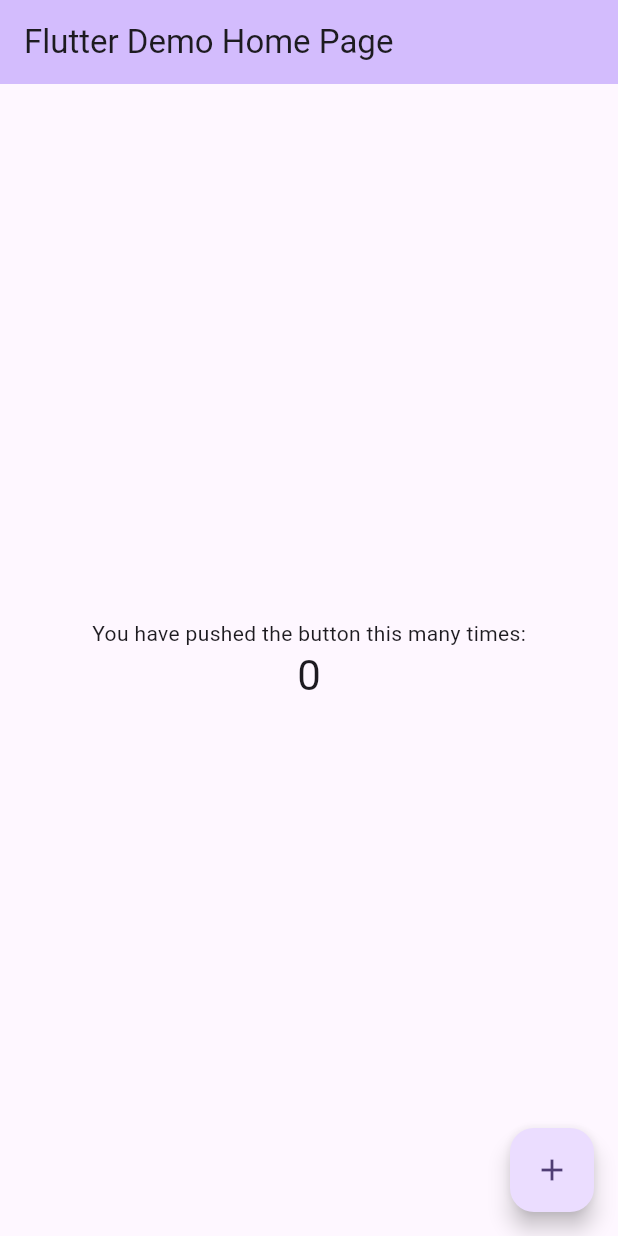
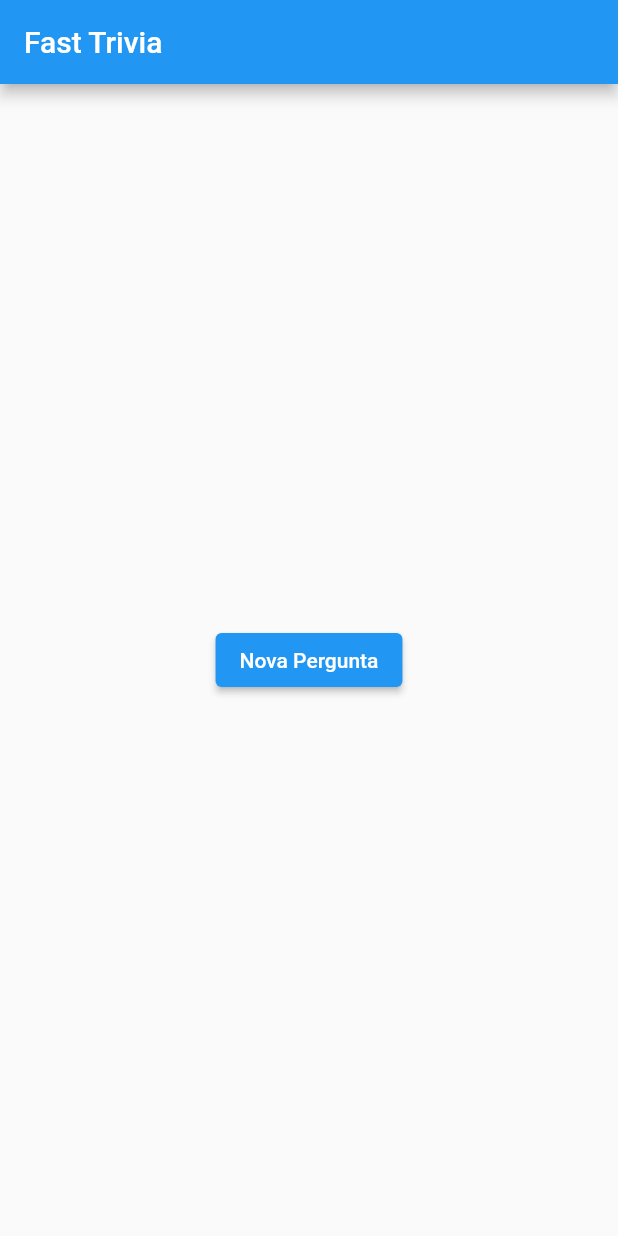
Before and after one commit to josemailson/fast-trivia, a Flutter app: the screen it shows after launch, on a phone screen of 412 x 824 dp. Run offline on Flutter 3.47's test engine with Material 2 defaults, Android fonts, the phone set to English and light mode, and no system bars.

Commit message:
add: home page and question page

```diff
--- a/lib/main.dart
+++ b/lib/main.dart
@@ -1,125 +1,6 @@
+import 'package:fast_trivia/my_app.dart';
 import 'package:flutter/material.dart';
 
 void main() {
   runApp(const MyApp());
 }
-
-class MyApp extends StatelessWidget {
-  const MyApp({super.key});
-
-  // This widget is the root of your application.
-  @override
-  Widget build(BuildContext context) {
-    return MaterialApp(
-      title: 'Flutter Demo',
-      theme: ThemeData(
-        // This is the theme of your application.
-        //
-        // TRY THIS: Try running your application with "flutter run". You'll see
-        // the application has a blue toolbar. Then, without quitting the app,
-        // try changing the seedColor in the colorScheme below to Colors.green
-        // and then invoke "hot reload" (save your changes or press the "hot
-        // reload" button in a Flutter-supported IDE, or press "r" if you used
-        // the command line to start the app).
-        //
-        // Notice that the counter didn't reset back to zero; the application
-        // state is not lost during the reload. To reset the state, use hot
-        // restart instead.
-        //
-        // This works for code too, not just values: Most code changes can be
-        // tested with just a hot reload.
-        colorScheme: ColorScheme.fromSeed(seedColor: Colors.deepPurple),
-        useMaterial3: true,
-      ),
-      home: const MyHomePage(title: 'Flutter Demo Home Page'),
-    );
-  }
-}
-
-class MyHomePage extends StatefulWidget {
-  const MyHomePage({super.key, required this.title});
-
-  // This widget is the home page of your application. It is stateful, meaning
-  // that it has a State object (defined below) that contains fields that affect
-  // how it looks.
-
-  // This class is the configuration for the state. It holds the values (in this
-  // case the title) provided by the parent (in this case the App widget) and
-  // used by the build method of the State. Fields in a Widget subclass are
-  // always marked "final".
-
-  final String title;
-
-  @override
-  State<MyHomePage> createState() => _MyHomePageState();
-}
-
-class _MyHomePageState extends State<MyHomePage> {
-  int _counter = 0;
-
-  void _incrementCounter() {
-    setState(() {
-      // This call to setState tells the Flutter framework that something has
-      // changed in this State, which causes it to rerun the build method below
-      // so that the display can reflect the updated values. If we changed
-      // _counter without calling setState(), then the build method would not be
-      // called again, and so nothing would appear to happen.
-      _counter++;
-    });
-  }
-
-  @override
-  Widget build(BuildContext context) {
-    // This method is rerun every time setState is called, for instance as done
-    // by the _incrementCounter method above.
-    //
-    // The Flutter framework has been optimized to make rerunning build methods
-    // fast, so that you can just rebuild anything that needs updating rather
-    // than having to individually change instances of widgets.
-    return Scaffold(
-      appBar: AppBar(
-        // TRY THIS: Try changing the color here to a specific color (to
-        // Colors.amber, perhaps?) and trigger a hot reload to see the AppBar
-        // change color while the other colors stay the same.
-        backgroundColor: Theme.of(context).colorScheme.inversePrimary,
-        // Here we take the value from the MyHomePage object that was created by
-        // the App.build method, and use it to set our appbar title.
-        title: Text(widget.title),
-      ),
-      body: Center(
-        // Center is a layout widget. It takes a single child and positions it
-        // in the middle of the parent.
-        child: Column(
-          // Column is also a layout widget. It takes a list of children and
-          // arranges them vertically. By default, it sizes itself to fit its
-          // children horizontally, and tries to be as tall as its parent.
-          //
-          // Column has various properties to control how it sizes itself and
-          // how it positions its children. Here we use mainAxisAlignment to
-          // center the children vertically; the main axis here is the vertical
-          // axis because Columns are vertical (the cross axis would be
-          // horizontal).
-          //
-          // TRY THIS: Invoke "debug painting" (choose the "Toggle Debug Paint"
-          // action in the IDE, or press "p" in the console), to see the
-          // wireframe for each widget.
-          mainAxisAlignment: MainAxisAlignment.center,
-          children: <Widget>[
-            const Text(
-              'You have pushed the button this many times:',
-            ),
-            Text(
-              '$_counter',
-              style: Theme.of(context).textTheme.headlineMedium,
-            ),
-          ],
-        ),
-      ),
-      floatingActionButton: FloatingActionButton(
-        onPressed: _incrementCounter,
-        tooltip: 'Increment',
-        child: const Icon(Icons.add),
-      ), // This trailing comma makes auto-formatting nicer for build methods.
-    );
-  }
-}
--- /dev/null
+++ b/lib/my_app.dart
@@ -0,0 +1,18 @@
+import 'package:fast_trivia/view/home/HomePage.dart';
+import 'package:flutter/material.dart';
+
+class MyApp extends StatelessWidget {
+  const MyApp({super.key});
+
+  @override
+  Widget build(BuildContext context) {
+    return MaterialApp(
+      debugShowCheckedModeBanner: false,
+      title: 'To Do List',
+      theme: ThemeData(
+        primarySwatch: Colors.blue,
+      ),
+      home: HomePage(),
+    );
+  }
+}
--- /dev/null
+++ b/lib/view/home/HomePage.dart
@@ -0,0 +1,20 @@
+import 'package:flutter/material.dart';
+
+class HomePage extends StatelessWidget {
+  @override
+  Widget build(BuildContext context) {
+    return Scaffold(
+      appBar: AppBar(
+        title: Text('Fast Trivia'),
+      ),
+      body: Center(
+        child: ElevatedButton(
+          onPressed: () {
+            // Lógica para ação do botão "Nova Pergunta"
+          },
+          child: Text('Nova Pergunta'),
+        ),
+      ),
+    );
+  }
+}
```
Also changed, not shown: lib/view/questions/QuestionPage.dart (added, +86 -0 lines).
